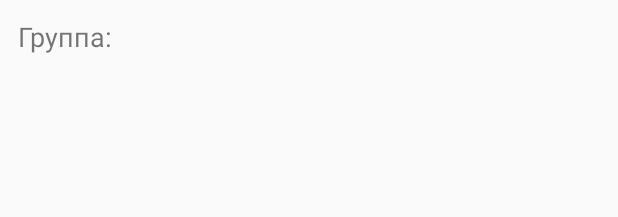
After one commit to slowfarm/Orioks, an Android app: the layout list_item_group_add.xml on its own in the app's theme, with its tools: preview values and no code run, on a phone screen of 412 x 824 dp. The commit adds this screen. Shown: the top 217 px of the screen. Run offline under Robolectric (Android 15) with nearby library versions, the phone set to English and light mode, and no system bars; network calls fail.

Commit message:
initial commit

```diff
--- /dev/null
+++ b/app/src/main/res/layout/list_item_group_add.xml
@@ -0,0 +1,19 @@
+<?xml version="1.0" encoding="utf-8"?>
+
+<LinearLayout xmlns:android="http://schemas.android.com/apk/res/android"
+    xmlns:tools="http://schemas.android.com/tools"
+    android:layout_width="match_parent"
+    android:layout_height="wrap_content"
+    android:gravity="center_vertical"
+    android:orientation="vertical"
+    android:padding="4dp">
+
+        <TextView
+            android:id="@+id/tvGroup"
+            android:layout_width="wrap_content"
+            android:layout_height="wrap_content"
+            android:layout_margin="8dp"
+            android:textSize="18sp"
+            tools:text="@string/group" />
+
+</LinearLayout>
```
Also changed, not shown: app/src/main/java/ru/eva/oriokslive/ui/activity/group/GroupActivity.kt (+6 -10 lines), app/src/main/java/ru/eva/oriokslive/ui/adapter/GroupAdapter.kt (+4 -5 lines), app/src/main/java/ru/eva/oriokslive/ui/adapter/GroupAddAdapter.kt (added, +39 -0 lines).
